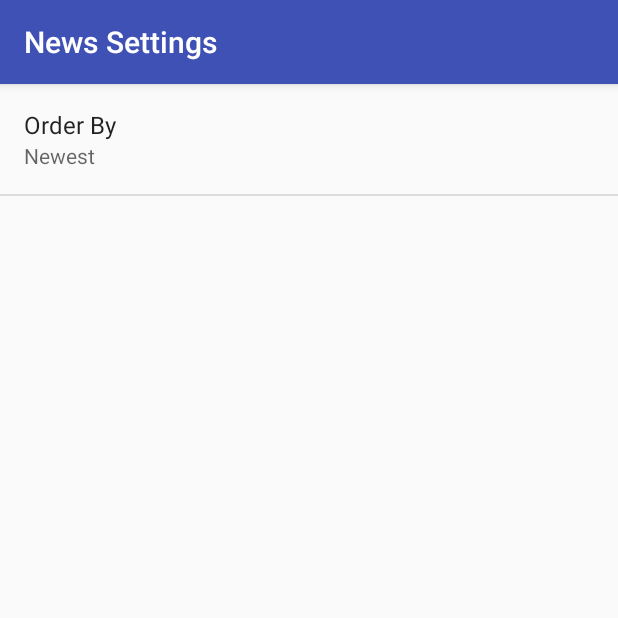
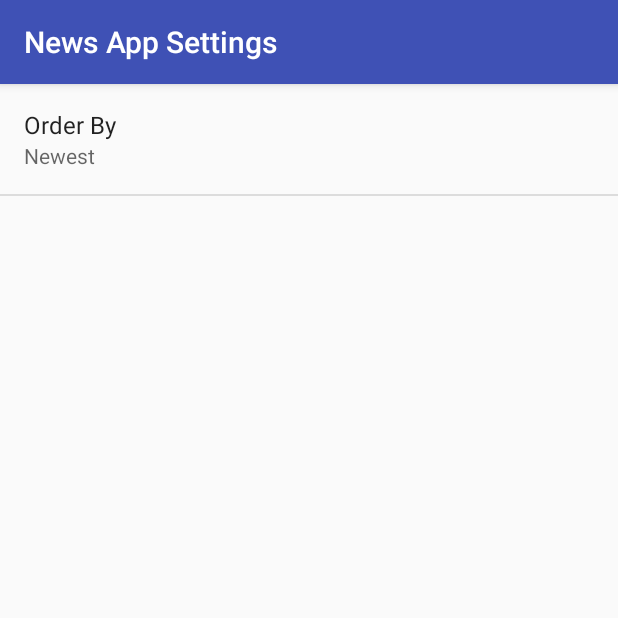
Before and after one commit to robithc/NewsReader, an Android app: the screen it shows after launch (SettingsActivity), after a tap on "Settings", on a phone screen of 412 x 824 dp, the top half of it. Run offline under Robolectric (Android 15) with nearby library versions, the phone set to English and light mode, and no system bars.

Commit message:
menu update

```diff
--- a/app/src/main/java/com/example/android/newsreader/NewsActivity.java
+++ b/app/src/main/java/com/example/android/newsreader/NewsActivity.java
@@ -5,10 +5,12 @@ import android.app.LoaderManager.LoaderCallbacks;
 import android.content.Context;
 import android.content.Intent;
 import android.content.Loader;
+import android.content.SharedPreferences;
 import android.net.ConnectivityManager;
 import android.net.NetworkInfo;
 import android.net.Uri;
 import android.os.Bundle;
+import android.preference.PreferenceManager;
 import android.support.v7.app.AppCompatActivity;
 import android.util.Log;
 import android.view.Menu;
@@ -28,9 +30,10 @@ public class NewsActivity extends AppCompatActivity
 
     private static final String LOG_TAG = NewsActivity.class.getName();
     private static final int API_LOADER_ID = 1;
-    private final String API_REQUEST_URL =
-            "http://content.guardianapis.com/search?order-by=newest&show-tags=contributor&page" +
-                    "=1&page-size=30&q=Android&api-key=753788d5-bd1b-4084-8cb8-5a473d5ecdef";
+    private static final String API_REQUEST_URL =
+            "http://content.guardianapis.com/search?show-tags=contributor&page" +
+                    "=1&page-size=100&q";
+    private static final String SEARCH_QUERY_KEY = "query";
     ProgressBar pbProgressBar;
     private TextView mEmptyStateTextView;
     private NewsAdapter mAdapter;
@@ -77,10 +80,29 @@ public class NewsActivity extends AppCompatActivity
         }
     }
 
+
     @Override
     public Loader<List<News>> onCreateLoader(int id, Bundle args) {
+        final String ARG_QUERY = "q";
+        String queryString;
+        if (args != null) queryString = args.getString(SEARCH_QUERY_KEY);
+        else queryString = "null";
+        SharedPreferences sharedPrefs = PreferenceManager.getDefaultSharedPreferences(this);
+        String orderBy = sharedPrefs.getString(
+                getString(R.string.settings_order_by_key),
+                getString(R.string.settings_order_by_default));
+        Uri baseUri = Uri.parse(API_REQUEST_URL);
+        Uri.Builder uriBuilder = baseUri.buildUpon();
+        uriBuilder.appendQueryParameter(ARG_QUERY, queryString);
+        uriBuilder.appendQueryParameter("order-By", orderBy);
+        uriBuilder.appendQueryParameter("api-key", "test");
+
+
+
+
+
         Log.v(LOG_TAG, "News Activity onCreateLoader called");
-        return new NewsLoader(this, API_REQUEST_URL);
+        return new NewsLoader(this, uriBuilder.toString());
     }
 
     @Override
--- a/app/src/main/java/com/example/android/newsreader/SettingsActivity.java
+++ b/app/src/main/java/com/example/android/newsreader/SettingsActivity.java
@@ -17,7 +17,7 @@ public class SettingsActivity extends AppCompatActivity {
         setContentView(R.layout.settings_activity);
     }
 
-    public static class SettingsFragment extends PreferenceFragment
+    public static class NewsPreferenceFragment extends PreferenceFragment
             implements Preference.OnPreferenceChangeListener {
 
         @Override
@@ -30,9 +30,8 @@ public class SettingsActivity extends AppCompatActivity {
         }
 
         @Override
-        public boolean onPreferenceChange(Preference preference, Object newValue) {
-            if (preference instanceof CheckBoxPreference) return true;
-            String stringValue = newValue.toString();
+        public boolean onPreferenceChange(Preference preference, Object value) {
+            String stringValue = value.toString();
             if (preference instanceof ListPreference) {
                 ListPreference listPreference = (ListPreference) preference;
                 int prefIndex = listPreference.findIndexOfValue(stringValue);
@@ -40,6 +39,8 @@ public class SettingsActivity extends AppCompatActivity {
                     CharSequence[] labels = listPreference.getEntries();
                     preference.setSummary(labels[prefIndex]);
                 }
+            } else {
+                preference.setSummary(stringValue);
             }
             return true;
         }
--- a/app/src/main/res/layout/settings_activity.xml
+++ b/app/src/main/res/layout/settings_activity.xml
@@ -3,8 +3,9 @@
 
 <fragment xmlns:android="http://schemas.android.com/apk/res/android"
     xmlns:tools="http://schemas.android.com/tools"
-    android:name="com.example.android.newsreader.SettingsActivity$SettingsFragment"
+    android:name="com.example.android.newsreader.SettingsActivity$NewsPreferenceFragment"
     android:layout_width="match_parent"
     android:layout_height="match_parent"
-    tools:context="com.example.android.newsreader.SettingsActivity"
-    tools:ignore="MissingId" />
+    tools:context="com.example.android.newsreader.SettingsActivity">
+
+</fragment>
--- a/app/src/main/res/values/strings.xml
+++ b/app/src/main/res/values/strings.xml
@@ -4,22 +4,31 @@
     <string name="empty_list">No news to display!</string>
 
 
+    <!--SETTINGS-->
     <string name="settings_menu_item">Settings</string>
-    <string name="settings_title">News Settings</string>
+    <string name="settings_title">News App Settings</string>
 
+    <!--String for Order-By Preference-->
     <string name="settings_order_by_label">Order By</string>
     <string name="settings_order_by_key" translatable="false">order-By</string>
     <string name="settings_order_by_default" translatable="false">@string/settings_order_by_newest_value</string>
 
     <string name="settings_order_by_newest_label">Newest</string>
     <string name="settings_order_by_newest_value" translatable="false">newest</string>
+
+
     <string name="settings_order_by_oldest_label">Oldest</string>
     <string name="settings_order_by_oldest_value" translatable="false">oldest</string>
+
     <string name="settings_order_by_relevance_label">Relevance</string>
     <string name="settings_order_by_relevance_value" translatable="false">relevance</string>
 
-    <string name="settings_use_byline_label">Display Author</string>
-    <string name="settings_use_byline_key" translatable="false">byline</string>
+
+    <!-- Strings For Category Preference [CHAR LIMIT=30] -->
+    <string name="settings_category_label">Article Category</string>
+    <!-- The following key is the value that will be appended to the URI -->
+    <string name="settings_category_key" translatable="false">category</string>
+    <string name="settings_category_default" translatable="false">technology</string>
 
 
 </resources>
```
